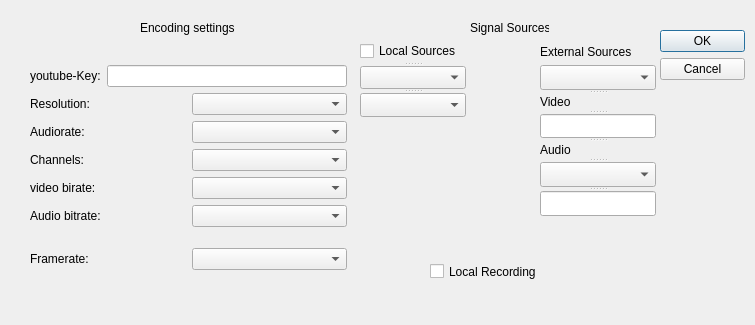
Before: the Qt Designer form inputbox.ui in neithanmo/BitRiver, drawn with Qt 5.
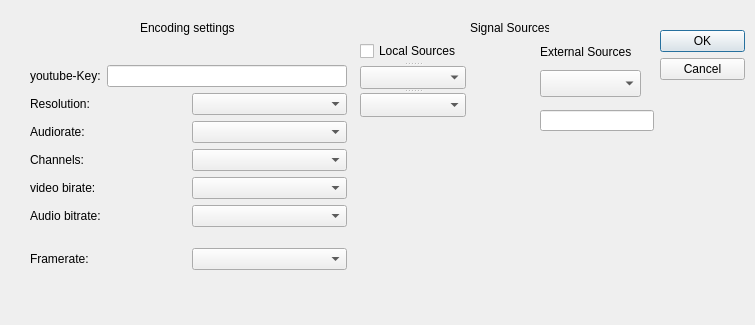
After: the same form once the commit is applied.

Commit message: only local sources(local camera and sound cards), from a file or from tcp server

What changed in the file:
```diff
--- a/inputbox.ui
+++ b/inputbox.ui
@@ -185,19 +185,6 @@
     <string>Signal Sources</string>
    </property>
   </widget>
-  <widget class="QCheckBox" name="Record">
-   <property name="geometry">
-    <rect>
-     <x>430</x>
-     <y>260</y>
-     <width>119</width>
-     <height>23</height>
-    </rect>
-   </property>
-   <property name="text">
-    <string>Local Recording</string>
-   </property>
-  </widget>
   <widget class="QLabel" name="label_9">
    <property name="geometry">
     <rect>
@@ -231,36 +218,28 @@
    <widget class="QComboBox" name="LocalCamera"/>
    <widget class="QComboBox" name="soundCards"/>
   </widget>
-  <widget class="QSplitter" name="splitter_2">
+  <widget class="QComboBox" name="VideoSRC">
    <property name="geometry">
     <rect>
      <x>540</x>
-     <y>65</y>
-     <width>116</width>
-     <height>151</height>
+     <y>70</y>
+     <width>101</width>
+     <height>27</height>
     </rect>
    </property>
-   <property name="orientation">
-    <enum>Qt::Vertical</enum>
+  </widget>
+  <widget class="QLineEdit" name="VideoPath">
+   <property name="geometry">
+    <rect>
+     <x>540</x>
+     <y>110</y>
+     <width>114</width>
+     <height>21</height>
+    </rect>
    </property>
-   <widget class="QComboBox" name="VideoSRC"/>
-   <widget class="QLabel" name="label_8">
-    <property name="text">
-     <string>Video</string>
-    </property>
-   </widget>
-   <widget class="QLineEdit" name="VideoPath">
-    <property name="text">
-     <string/>
-    </property>
-   </widget>
-   <widget class="QLabel" name="label_10">
-    <property name="text">
-     <string>Audio</string>
-    </property>
-   </widget>
-   <widget class="QComboBox" name="AudioSRC"/>
-   <widget class="QLineEdit" name="AudioPath"/>
+   <property name="text">
+    <string/>
+   </property>
   </widget>
  </widget>
  <resources/>
```
Left out of the diff: 54 changed lines with no effect on the pictures.
